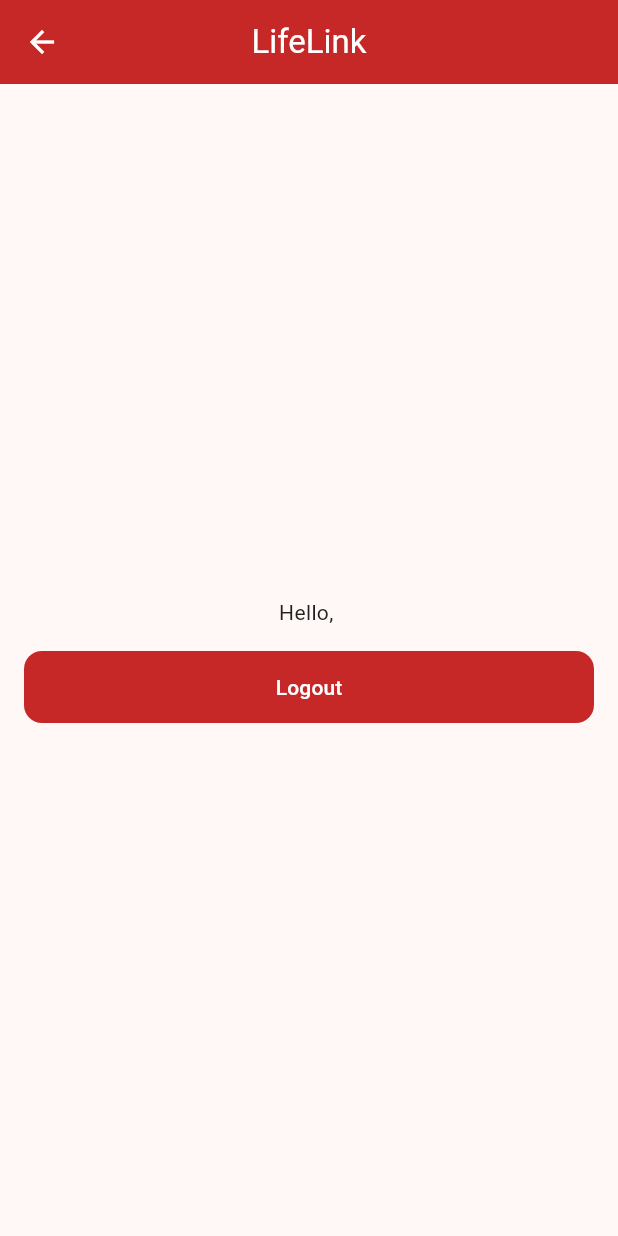
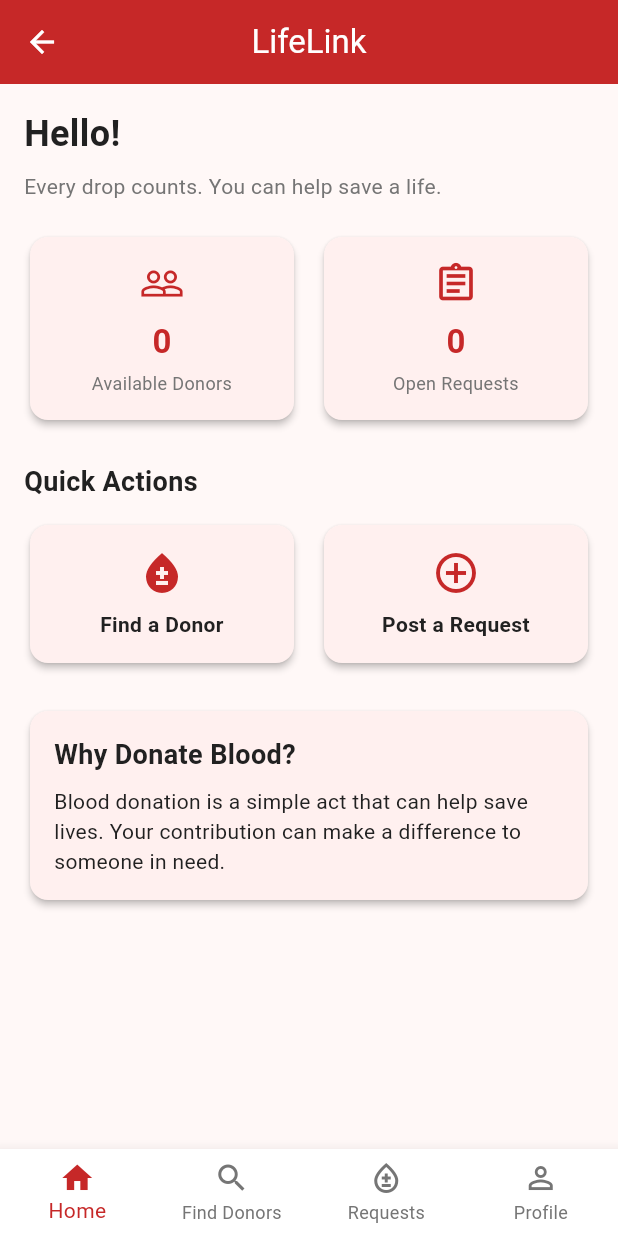
Before and after one commit to har5h1tha/lifelink-blood-donor-app, a Flutter app: the HomeScreen screen opened by its route, on a phone screen of 412 x 824 dp. Run offline on Flutter 3.47's test engine with Material 3 defaults, Android fonts, the phone set to English and light mode, and no system bars; our stand-ins replace cloud_firestore, firebase_auth; accounts and stored records are empty.

Commit message:
Implement M4 home UI and navigation

```diff
--- /dev/null
+++ b/lib/screens/home/dashboard_strip.dart
@@ -0,0 +1,85 @@
+import 'package:flutter/material.dart';
+import 'package:provider/provider.dart';
+
+import '../../core/colors.dart';
+import '../../viewmodels/donor_viewmodel.dart';
+import '../../viewmodels/request_viewmodel.dart';
+
+class DashboardStrip extends StatelessWidget {
+  const DashboardStrip({super.key});
+
+  @override
+  Widget build(BuildContext context) {
+    final donorCount = context.watch<DonorViewModel>().totalAvailable;
+
+    final requestCount = context.watch<RequestViewModel>().openCount;
+
+    return Row(
+      children: [
+        Expanded(
+          child: _DashboardCard(
+            title: 'Available Donors',
+            count: donorCount.toString(),
+            icon: Icons.people_outline,
+          ),
+        ),
+        const SizedBox(width: 12),
+        Expanded(
+          child: _DashboardCard(
+            title: 'Open Requests',
+            count: requestCount.toString(),
+            icon: Icons.assignment_outlined,
+          ),
+        ),
+      ],
+    );
+  }
+}
+
+class _DashboardCard extends StatelessWidget {
+  final String title;
+  final String count;
+  final IconData icon;
+
+  const _DashboardCard({
+    required this.title,
+    required this.count,
+    required this.icon,
+  });
+
+  @override
+  Widget build(BuildContext context) {
+    return Card(
+      elevation: AppSizes.cardElevation,
+      shape: RoundedRectangleBorder(
+        borderRadius: BorderRadius.circular(AppSizes.radius),
+      ),
+      child: Padding(
+        padding: const EdgeInsets.all(AppSizes.padding),
+        child: Column(
+          children: [
+            Icon(icon, color: AppColors.primary, size: 30),
+            const SizedBox(height: 8),
+            Text(
+              count,
+              style: const TextStyle(
+                fontSize: 22,
+                fontWeight: FontWeight.bold,
+                color: AppColors.primary,
+              ),
+            ),
+            const SizedBox(height: 4),
+            Text(
+              title,
+              textAlign: TextAlign.center,
+              style: const TextStyle(
+                fontSize: 12,
+                color: AppColors.textSecondary,
+              ),
+            ),
+          ],
+        ),
+      ),
+    );
+  }
+}
--- a/lib/screens/home/home_screen.dart
+++ b/lib/screens/home/home_screen.dart
@@ -1,37 +1,64 @@
 import 'package:flutter/material.dart';
-import 'package:provider/provider.dart';
+
 import '../../core/colors.dart';
-import '../../core/routes.dart';
-import '../../core/widgets/primary_button.dart';
-import '../../viewmodels/auth_viewmodel.dart';
+import '../donors/find_donors_screen.dart';
+import '../profile/profile_screen.dart';
+import '../requests/request_list_screen.dart';
+import 'home_tab.dart';
 
-// STUB: Member 4 replaces this file completely (bottom navigation + tabs).
-class HomeScreen extends StatelessWidget {
+class HomeScreen extends StatefulWidget {
   const HomeScreen({super.key});
 
   @override
+  State<HomeScreen> createState() => _HomeScreenState();
+}
+
+class _HomeScreenState extends State<HomeScreen> {
+  int _selectedIndex = 0;
+
+  void _onItemTapped(int index) {
+    setState(() {
+      _selectedIndex = index;
+    });
+  }
+
+  @override
   Widget build(BuildContext context) {
-    final auth = context.watch<AuthViewModel>();
+    final List<Widget> screens = [
+      HomeTab(onFindDonors: () => _onItemTapped(1)),
+      const FindDonorsScreen(),
+      const RequestListScreen(),
+      const ProfileScreen(),
+    ];
+
     return Scaffold(
-      appBar: AppBar(title: const Text('LifeLink')),
-      body: Padding(
-        padding: const EdgeInsets.all(AppSizes.padding),
-        child: Column(
-          mainAxisAlignment: MainAxisAlignment.center,
-          children: [
-            Text('Hello, ${auth.currentUser?.name ?? ''}'),
-            const SizedBox(height: AppSizes.padding),
-            PrimaryButton(
-              label: 'Logout',
-              onPressed: () async {
-                await auth.logout();
-                if (context.mounted) {
-                  Navigator.pushNamedAndRemoveUntil(context, AppRoutes.login, (r) => false);
-                }
-              },
-            ),
-          ],
-        ),
+      body: IndexedStack(index: _selectedIndex, children: screens),
+      bottomNavigationBar: BottomNavigationBar(
+        currentIndex: _selectedIndex,
+        onTap: _onItemTapped,
+        type: BottomNavigationBarType.fixed,
+        selectedItemColor: AppColors.primary,
+        unselectedItemColor: AppColors.textSecondary,
+        items: const [
+          BottomNavigationBarItem(
+            icon: Icon(Icons.home_outlined),
+            activeIcon: Icon(Icons.home),
+            label: 'Home',
+          ),
+          BottomNavigationBarItem(
+            icon: Icon(Icons.search),
+            label: 'Find Donors',
+          ),
+          BottomNavigationBarItem(
+            icon: Icon(Icons.bloodtype_outlined),
+            label: 'Requests',
+          ),
+          BottomNavigationBarItem(
+            icon: Icon(Icons.person_outline),
+            activeIcon: Icon(Icons.person),
+            label: 'Profile',
+          ),
+        ],
       ),
     );
   }
--- /dev/null
+++ b/lib/screens/home/home_tab.dart
@@ -0,0 +1,147 @@
+import 'package:flutter/material.dart';
+
+import '../../core/colors.dart';
+import '../../core/routes.dart';
+import 'dashboard_strip.dart';
+
+class HomeTab extends StatelessWidget {
+  final VoidCallback? onFindDonors;
+
+  const HomeTab({super.key, this.onFindDonors});
+
+  @override
+  Widget build(BuildContext context) {
+    return Scaffold(
+      backgroundColor: AppColors.background,
+      appBar: AppBar(title: const Text('LifeLink'), centerTitle: true),
+      body: SingleChildScrollView(
+        padding: const EdgeInsets.all(AppSizes.padding),
+        child: Column(
+          crossAxisAlignment: CrossAxisAlignment.start,
+          children: [
+            const Text(
+              'Hello!',
+              style: TextStyle(
+                fontSize: 24,
+                fontWeight: FontWeight.bold,
+                color: AppColors.textPrimary,
+              ),
+            ),
+            const SizedBox(height: 8),
+            const Text(
+              'Every drop counts. You can help save a life.',
+              style: TextStyle(fontSize: 14, color: AppColors.textSecondary),
+            ),
+            const SizedBox(height: 20),
+
+            const DashboardStrip(),
+
+            const SizedBox(height: 24),
+
+            const Text(
+              'Quick Actions',
+              style: TextStyle(
+                fontSize: 18,
+                fontWeight: FontWeight.bold,
+                color: AppColors.textPrimary,
+              ),
+            ),
+            const SizedBox(height: 12),
+
+            Row(
+              children: [
+                Expanded(
+                  child: _ActionCard(
+                    icon: Icons.bloodtype,
+                    title: 'Find a Donor',
+                    onTap: onFindDonors,
+                  ),
+                ),
+                const SizedBox(width: 12),
+                Expanded(
+                  child: _ActionCard(
+                    icon: Icons.add_circle_outline,
+                    title: 'Post a Request',
+                    onTap: () {
+                      Navigator.pushNamed(context, AppRoutes.postRequest);
+                    },
+                  ),
+                ),
+              ],
+            ),
+
+            const SizedBox(height: 24),
+
+            Card(
+              elevation: AppSizes.cardElevation,
+              shape: RoundedRectangleBorder(
+                borderRadius: BorderRadius.circular(AppSizes.radius),
+              ),
+              child: const Padding(
+                padding: EdgeInsets.all(AppSizes.padding),
+                child: Column(
+                  crossAxisAlignment: CrossAxisAlignment.start,
+                  children: [
+                    Text(
+                      'Why Donate Blood?',
+                      style: TextStyle(
+                        fontSize: 18,
+                        fontWeight: FontWeight.bold,
+                      ),
+                    ),
+                    SizedBox(height: 8),
+                    Text(
+                      'Blood donation is a simple act that can help '
+                      'save lives. Your contribution can make a '
+                      'difference to someone in need.',
+                    ),
+                  ],
+                ),
+              ),
+            ),
+          ],
+        ),
+      ),
+    );
+  }
+}
+
+class _ActionCard extends StatelessWidget {
+  final IconData icon;
+  final String title;
+  final VoidCallback? onTap;
+
+  const _ActionCard({
+    required this.icon,
+    required this.title,
+    required this.onTap,
+  });
+
+  @override
+  Widget build(BuildContext context) {
+    return Card(
+      elevation: AppSizes.cardElevation,
+      shape: RoundedRectangleBorder(
+        borderRadius: BorderRadius.circular(AppSizes.radius),
+      ),
+      child: InkWell(
+        borderRadius: BorderRadius.circular(AppSizes.radius),
+        onTap: onTap,
+        child: Padding(
+          padding: const EdgeInsets.all(AppSizes.padding),
+          child: Column(
+            children: [
+              Icon(icon, color: AppColors.primary, size: 32),
+              const SizedBox(height: 8),
+              Text(
+                title,
+                textAlign: TextAlign.center,
+                style: const TextStyle(fontWeight: FontWeight.w600),
+              ),
+            ],
+          ),
+        ),
+      ),
+    );
+  }
+}
```
Also changed, not shown: lib/screens/home/about_screen.dart (+134 -2 lines).
